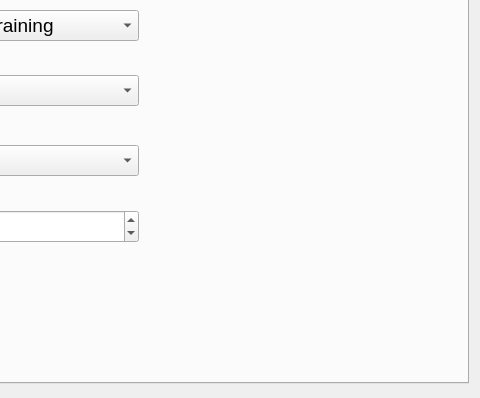
Old version of the form NeuRPi/gui/main_gui.ui in the repository vaibrainium/NeuRPi; both pictures show x 592 to 1072 and y 406 to 804 of the 1072 by 804 pixel window.
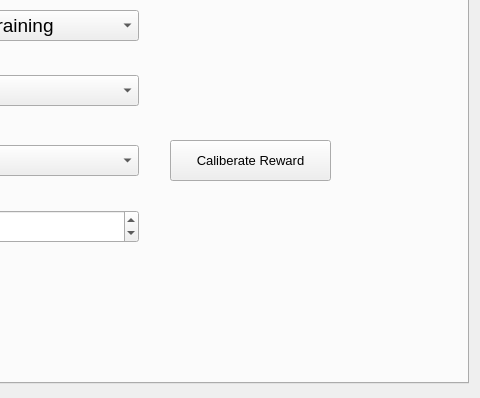
New version of the form.

Commit message: caliberate reward

Patch:
```diff
--- a/NeuRPi/gui/main_gui.ui
+++ b/NeuRPi/gui/main_gui.ui
@@ -419,6 +419,24 @@
        </item>
       </layout>
      </widget>
+     <widget class="QPushButton" name="caliberate_reward">
+      <property name="geometry">
+       <rect>
+        <x>750</x>
+        <y>510</y>
+        <width>161</width>
+        <height>41</height>
+       </rect>
+      </property>
+      <property name="font">
+       <font>
+        <pointsize>10</pointsize>
+       </font>
+      </property>
+      <property name="text">
+       <string>Caliberate Reward</string>
+      </property>
+     </widget>
     </widget>
    </widget>
   </widget>
```
The commit also changes 6 other files.
